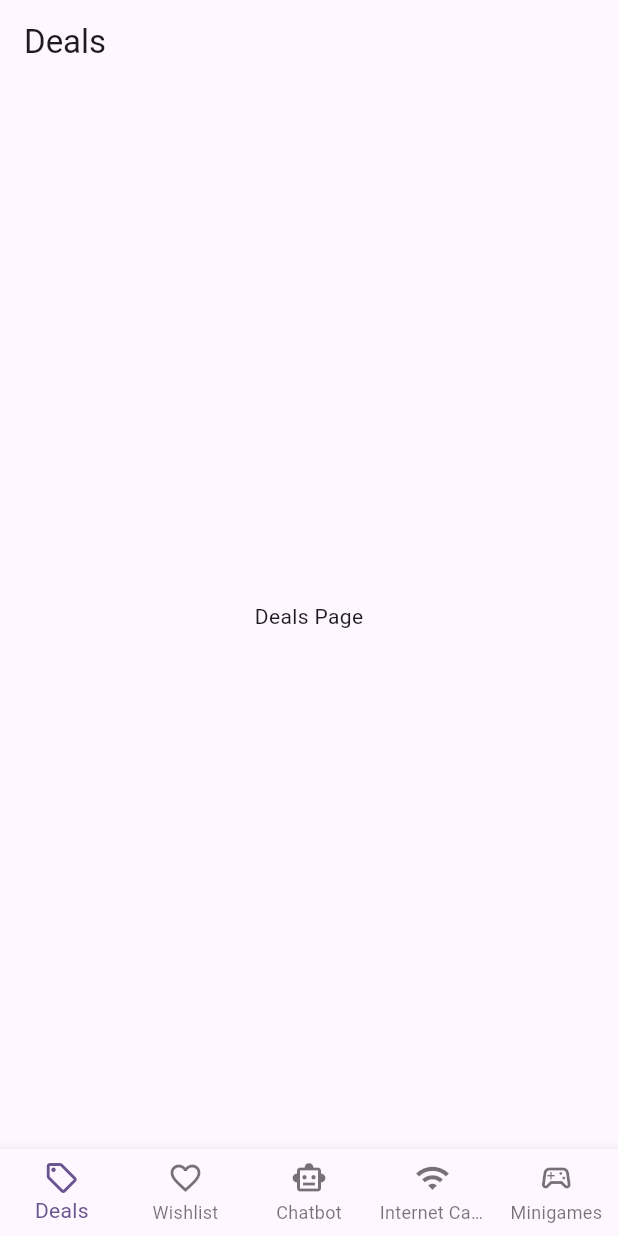
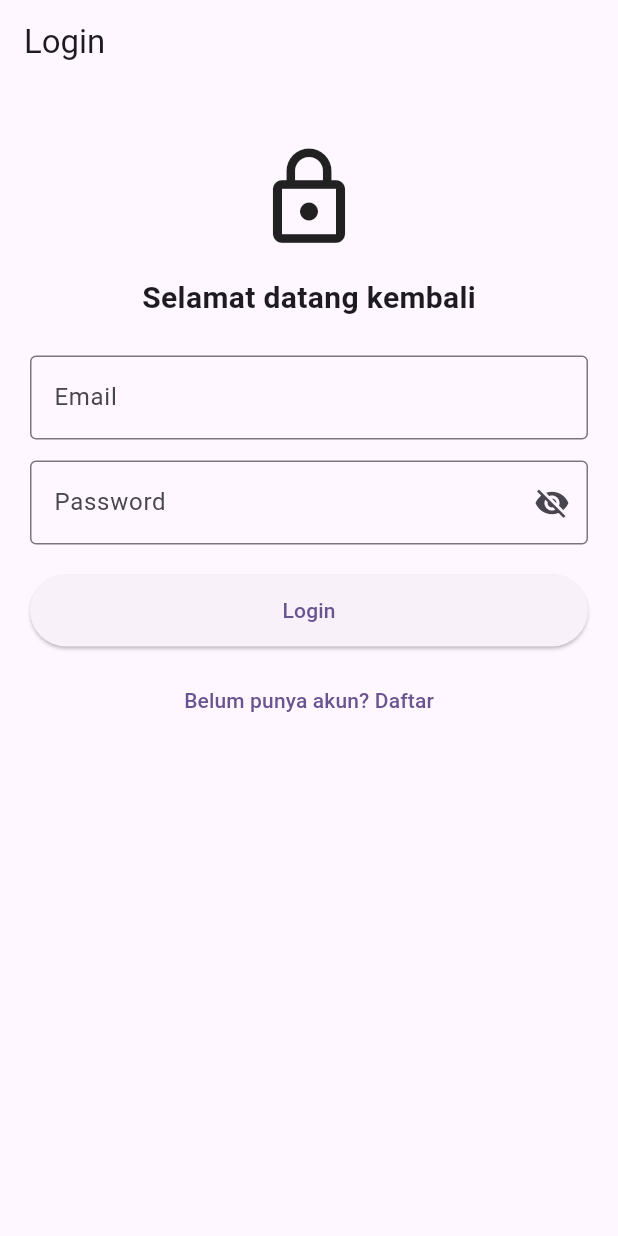
Before and after one commit to TheBinKingVII/khatorgame, a Flutter app: the screen it shows after launch, on a phone screen of 412 x 824 dp. Run offline on Flutter 3.47's test engine with Material 3 defaults, Android fonts, the phone set to English and light mode, and no system bars; our stand-ins replace flutter_dotenv, go_router, shared_preferences, supabase_flutter; accounts and stored records are empty.

Commit message:
register dan login dah jalan

```diff
--- /dev/null
+++ b/devtools_options.yaml
@@ -0,0 +1,3 @@
+description: This file stores settings for Dart & Flutter DevTools.
+documentation: https://docs.flutter.dev/tools/devtools/extensions#configure-extension-enablement-states
+extensions:
--- a/lib/core/router/app_router.dart
+++ b/lib/core/router/app_router.dart
@@ -1,6 +1,9 @@
 import 'package:flutter/material.dart';
 import 'package:go_router/go_router.dart';
+import 'package:khatorgame/core/services/session_service.dart';
 import 'package:khatorgame/features/auth/presentation/pages/auth_page.dart';
+import 'package:khatorgame/features/auth/presentation/pages/login_page.dart';
+import 'package:khatorgame/features/auth/presentation/pages/register_page.dart';
 import 'package:khatorgame/features/chatbot/presentation/pages/chatbot_page.dart';
 import 'package:khatorgame/features/deals/presentation/pages/deals_page.dart';
 import 'package:khatorgame/features/internetcafe/presentation/pages/internetcafe_page.dart';
@@ -15,9 +18,27 @@ class AppRouter {
   static const String internetcafePath = '/internetcafe';
   static const String minigamesPath = '/minigames';
   static const String authPath = '/auth';
+  static const String loginPath = '/login';
+  static const String registerPath = '/register';
 
   static final GoRouter router = GoRouter(
-    initialLocation: dealsPath,
+    initialLocation: SessionService.instance.isLoggedIn ? dealsPath : loginPath,
+    refreshListenable: SessionService.instance,
+    redirect: (BuildContext context, GoRouterState state) {
+      final bool isLoggedIn = SessionService.instance.isLoggedIn;
+      final bool isAuthRoute =
+          state.uri.path == loginPath || state.uri.path == registerPath;
+
+      if (!isLoggedIn && !isAuthRoute) {
+        return loginPath;
+      }
+
+      if (isLoggedIn && isAuthRoute) {
+        return dealsPath;
+      }
+
+      return null;
+    },
     routes: <RouteBase>[
       ShellRoute(
         builder: (BuildContext context, GoRouterState state, Widget child) {
@@ -61,6 +82,15 @@ class AppRouter {
         path: authPath,
         builder: (BuildContext context, GoRouterState state) => const AuthPage(),
       ),
+      GoRoute(
+        path: loginPath,
+        builder: (BuildContext context, GoRouterState state) => const LoginPage(),
+      ),
+      GoRoute(
+        path: registerPath,
+        builder: (BuildContext context, GoRouterState state) =>
+            const RegisterPage(),
+      ),
     ],
   );
 
--- /dev/null
+++ b/lib/core/services/session_service.dart
@@ -0,0 +1,56 @@
+import 'package:flutter/foundation.dart';
+import 'package:shared_preferences/shared_preferences.dart';
+
+class SessionService extends ChangeNotifier {
+  SessionService._();
+
+  static final SessionService instance = SessionService._();
+
+  static const String _isLoggedInKey = 'is_logged_in';
+  static const String _userIdKey = 'user_id';
+  static const String _userEmailKey = 'user_email';
+
+  late SharedPreferences _preferences;
+  bool _isInitialized = false;
+  bool _isLoggedIn = false;
+  String? _userId;
+  String? _userEmail;
+
+  bool get isInitialized => _isInitialized;
+  bool get isLoggedIn => _isLoggedIn;
+  String? get userId => _userId;
+  String? get userEmail => _userEmail;
+
+  Future<void> init() async {
+    _preferences = await SharedPreferences.getInstance();
+    _isLoggedIn = _preferences.getBool(_isLoggedInKey) ?? false;
+    _userId = _preferences.getString(_userIdKey);
+    _userEmail = _preferences.getString(_userEmailKey);
+    _isInitialized = true;
+  }
+
+  Future<void> saveLogin({
+    required String userId,
+    required String userEmail,
+  }) async {
+    _isLoggedIn = true;
+    _userId = userId;
+    _userEmail = userEmail;
+
+    await _preferences.setBool(_isLoggedInKey, true);
+    await _preferences.setString(_userIdKey, userId);
+    await _preferences.setString(_userEmailKey, userEmail);
+    notifyListeners();
+  }
+
+  Future<void> clearSession() async {
+    _isLoggedIn = false;
+    _userId = null;
+    _userEmail = null;
+
+    await _preferences.remove(_isLoggedInKey);
+    await _preferences.remove(_userIdKey);
+    await _preferences.remove(_userEmailKey);
+    notifyListeners();
+  }
+}
--- a/lib/features/auth/data/datasources/auth_remote_data_source.dart
+++ b/lib/features/auth/data/datasources/auth_remote_data_source.dart
@@ -1 +1,72 @@
-class AuthRemoteDataSource {}
+import 'dart:convert';
+
+import 'package:crypto/crypto.dart';
+import 'package:supabase_flutter/supabase_flutter.dart';
+
+import '../models/auth_model.dart';
+
+class AuthRemoteDataSource {
+  AuthRemoteDataSource({SupabaseClient? client})
+      : _client = client ?? Supabase.instance.client;
+
+  final SupabaseClient _client;
+
+  Future<AuthModel> login({
+    required String email,
+    required String password,
+  }) async {
+    final Map<String, dynamic>? data = await _client
+        .from('users')
+        .select('id,email,full_name,password_hash,is_active')
+        .eq('email', email.toLowerCase().trim())
+        .maybeSingle();
+
+    if (data == null) {
+      throw Exception('Email belum terdaftar');
+    }
+
+    if ((data['is_active'] as bool?) == false) {
+      throw Exception('Akun tidak aktif');
+    }
+
+    final String incomingHash = _hashPassword(password);
+    if (incomingHash != data['password_hash']) {
+      throw Exception('Password salah');
+    }
+
+    return AuthModel.fromMap(data);
+  }
+
+  Future<AuthModel> register({
+    required String fullName,
+    required String email,
+    required String password,
+  }) async {
+    final String normalizedEmail = email.toLowerCase().trim();
+    final String hash = _hashPassword(password);
+
+    try {
+      final Map<String, dynamic> data = await _client
+          .from('users')
+          .insert(<String, dynamic>{
+            'full_name': fullName.trim(),
+            'email': normalizedEmail,
+            'password_hash': hash,
+          })
+          .select('id,email,full_name')
+          .single();
+
+      return AuthModel.fromMap(data);
+    } on PostgrestException catch (error) {
+      if (error.code == '23505') {
+        throw Exception('Email sudah digunakan');
+      }
+      throw Exception(error.message);
+    }
+  }
+
+  String _hashPassword(String input) {
+    final List<int> bytes = utf8.encode(input);
+    return sha256.convert(bytes).toString();
+  }
+}
--- a/lib/features/auth/data/repositories/auth_repository_impl.dart
+++ b/lib/features/auth/data/repositories/auth_repository_impl.dart
@@ -1,3 +1,52 @@
+import 'package:khatorgame/core/services/session_service.dart';
+
+import '../datasources/auth_remote_data_source.dart';
+import '../../domain/entities/auth_entity.dart';
 import '../../domain/repositories/auth_repository.dart';
 
-class AuthRepositoryImpl implements AuthRepository {}
+class AuthRepositoryImpl implements AuthRepository {
+  AuthRepositoryImpl({
+    AuthRemoteDataSource? remoteDataSource,
+    SessionService? sessionService,
+  })  : _remoteDataSource = remoteDataSource ?? AuthRemoteDataSource(),
+        _sessionService = sessionService ?? SessionService.instance;
+
+  final AuthRemoteDataSource _remoteDataSource;
+  final SessionService _sessionService;
+
+  @override
+  Future<AuthEntity> login({
+    required String email,
+    required String password,
+  }) async {
+    final AuthEntity user = await _remoteDataSource.login(
+      email: email,
+      password: password,
+    );
+
+    await _sessionService.saveLogin(
+      userId: user.id,
+      userEmail: user.email,
+    );
+
+    return user;
+  }
+
+  @override
+  Future<AuthEntity> register({
+    required String fullName,
+    required String email,
+    required String password,
+  }) {
+    return _remoteDataSource.register(
+      fullName: fullName,
+      email: email,
+      password: password,
+    );
+  }
+
+  @override
+  Future<void> logout() {
+    return _sessionService.clearSession();
+  }
+}
--- a/lib/features/auth/domain/entities/auth_entity.dart
+++ b/lib/features/auth/domain/entities/auth_entity.dart
@@ -1 +1,11 @@
-class AuthEntity {}
+class AuthEntity {
+  const AuthEntity({
+    required this.id,
+    required this.email,
+    this.fullName,
+  });
+
+  final String id;
+  final String email;
+  final String? fullName;
+}
--- a/lib/features/auth/domain/repositories/auth_repository.dart
+++ b/lib/features/auth/domain/repositories/auth_repository.dart
@@ -1 +1,16 @@
-abstract class AuthRepository {}
+import '../entities/auth_entity.dart';
+
+abstract class AuthRepository {
+  Future<AuthEntity> login({
+    required String email,
+    required String password,
+  });
+
+  Future<AuthEntity> register({
+    required String fullName,
+    required String email,
+    required String password,
+  });
+
+  Future<void> logout();
+}
--- a/lib/features/auth/presentation/pages/auth_page.dart
+++ b/lib/features/auth/presentation/pages/auth_page.dart
@@ -1,10 +1,11 @@
 import 'package:flutter/material.dart';
+import 'package:khatorgame/features/auth/presentation/pages/login_page.dart';
 
 class AuthPage extends StatelessWidget {
   const AuthPage({super.key});
 
   @override
   Widget build(BuildContext context) {
-    return const SizedBox.shrink();
+    return const LoginPage();
   }
 }
--- /dev/null
+++ b/lib/features/auth/presentation/pages/login_page.dart
@@ -0,0 +1,150 @@
+import 'package:flutter/material.dart';
+import 'package:go_router/go_router.dart';
+import 'package:khatorgame/features/auth/data/repositories/auth_repository_impl.dart';
+
+class LoginPage extends StatefulWidget {
+  const LoginPage({super.key});
+
+  @override
+  State<LoginPage> createState() => _LoginPageState();
+}
+
+class _LoginPageState extends State<LoginPage> {
+  final AuthRepositoryImpl _authRepository = AuthRepositoryImpl();
+  final GlobalKey<FormState> _formKey = GlobalKey<FormState>();
+  final TextEditingController _emailController = TextEditingController();
+  final TextEditingController _passwordController = TextEditingController();
+
+  bool _obscurePassword = true;
+  bool _isLoading = false;
+
+  @override
+  void dispose() {
+    _emailController.dispose();
+    _passwordController.dispose();
+    super.dispose();
+  }
+
+  Future<void> _onLogin() async {
+    if (!_formKey.currentState!.validate()) return;
+
+    setState(() {
+      _isLoading = true;
+    });
+
+    try {
+      await _authRepository.login(
+        email: _emailController.text.trim(),
+        password: _passwordController.text,
+      );
+
+      if (!mounted) return;
+      context.go('/deals');
+    } catch (error) {
+      if (!mounted) return;
+      ScaffoldMessenger.of(context).showSnackBar(
+        SnackBar(content: Text(error.toString().replaceFirst('Exception: ', ''))),
+      );
+    } finally {
+      if (!mounted) return;
+      setState(() {
+        _isLoading = false;
+      });
+    }
+  }
+
+  @override
+  Widget build(BuildContext context) {
+    return Scaffold(
+      appBar: AppBar(title: const Text('Login')),
+      body: SafeArea(
+        child: SingleChildScrollView(
+          padding: const EdgeInsets.all(20),
+          child: Form(
+            key: _formKey,
+            child: Column(
+              children: <Widget>[
+                const SizedBox(height: 20),
+                const Icon(Icons.lock_outline, size: 72),
+                const SizedBox(height: 16),
+                const Text(
+                  'Selamat datang kembali',
+                  style: TextStyle(fontSize: 20, fontWeight: FontWeight.w700),
+                ),
+                const SizedBox(height: 24),
+                TextFormField(
+                  controller: _emailController,
+                  keyboardType: TextInputType.emailAddress,
+                  decoration: const InputDecoration(
+                    labelText: 'Email',
+                    border: OutlineInputBorder(),
+                  ),
+                  validator: (String? value) {
+                    if (value == null || value.trim().isEmpty) {
+                      return 'Email wajib diisi';
+                    }
+                    final RegExp regex = RegExp(r'^[^\s@]+@[^\s@]+\.[^\s@]+$');
+                    if (!regex.hasMatch(value.trim())) {
+                      return 'Format email tidak valid';
+                    }
+                    return null;
+                  },
+                ),
+                const SizedBox(height: 14),
+                TextFormField(
+                  controller: _passwordController,
+                  obscureText: _obscurePassword,
+                  decoration: InputDecoration(
+                    labelText: 'Password',
+                    border: const OutlineInputBorder(),
+                    suffixIcon: IconButton(
+                      onPressed: () {
+                        setState(() {
+                          _obscurePassword = !_obscurePassword;
+                        });
+                      },
+                      icon: Icon(
+                        _obscurePassword
+                            ? Icons.visibility_off
+                            : Icons.visibility,
+                      ),
+                    ),
+                  ),
+                  validator: (String? value) {
+                    if (value == null || value.isEmpty) {
+                      return 'Password wajib diisi';
+                    }
+                    if (value.length < 8) {
+                      return 'Minimal 8 karakter';
+                    }
+                    return null;
+                  },
+                ),
+                const SizedBox(height: 20),
+                SizedBox(
+                  width: double.infinity,
+                  height: 48,
+                  child: ElevatedButton(
+                    onPressed: _isLoading ? null : _onLogin,
+                    child: _isLoading
+                        ? const SizedBox(
+                            width: 20,
+                            height: 20,
+                            child: CircularProgressIndicator(strokeWidth: 2),
+                          )
+                        : const Text('Login'),
+                  ),
+                ),
+                const SizedBox(height: 12),
+                TextButton(
+                  onPressed: () => context.push('/register'),
+                  child: const Text('Belum punya akun? Daftar'),
+                ),
+              ],
+            ),
+          ),
+        ),
+      ),
+    );
+  }
+}
--- a/pubspec.yaml
+++ b/pubspec.yaml
@@ -39,6 +39,8 @@ dependencies:
   get: ^4.7.3
   supabase_flutter: ^2.10.3
   flutter_dotenv: ^5.2.1
+  shared_preferences: ^2.5.3
+  crypto: ^3.0.6
 
 dev_dependencies:
   flutter_test:
@@ -63,6 +65,7 @@ flutter:
   uses-material-design: true
 
   assets:
+    - .env
     - assets/images/
     - assets/icons/
 
```
Also changed, not shown: lib/features/auth/data/models/auth_model.dart (+15 -1 lines), lib/features/auth/presentation/pages/register_page.dart (added, +204 -0 lines), lib/main.dart (+11 -1 lines), pubspec.lock.
